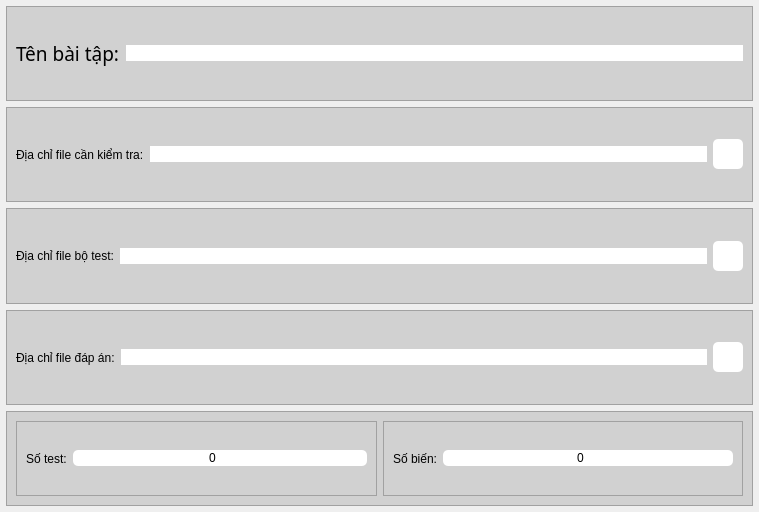
hoangm960/Astraea, file UI_Files/edit_frame.ui: the form before one commit.
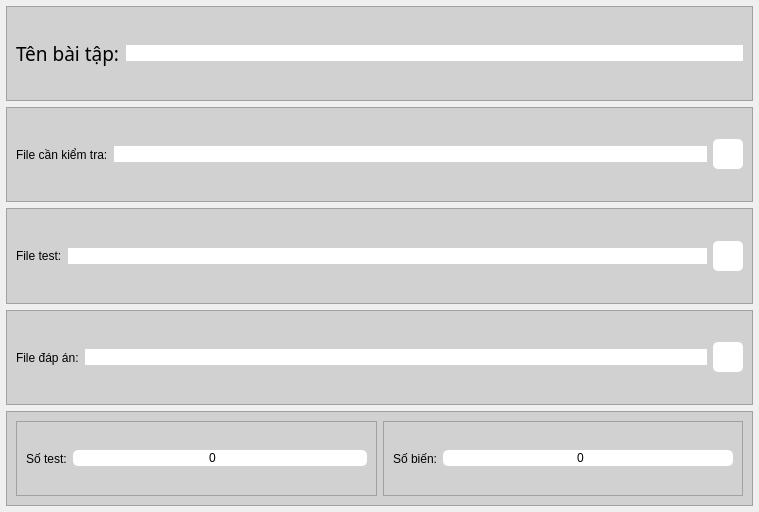
The form after the commit. Icons and pictures are not drawn.

The edit to the form file:
```diff
--- a/UI_Files/edit_frame.ui
+++ b/UI_Files/edit_frame.ui
@@ -95,7 +95,7 @@
       <item>
        <widget class="QLabel" name="test_file_label">
         <property name="text">
-         <string>Địa chỉ file cần kiểm tra:</string>
+         <string>File cần kiểm tra:</string>
         </property>
        </widget>
       </item>
@@ -156,7 +156,7 @@
       <item>
        <widget class="QLabel" name="input_file_label">
         <property name="text">
-         <string>Địa chỉ file bộ test:</string>
+         <string>File test:</string>
         </property>
        </widget>
       </item>
@@ -217,7 +217,7 @@
       <item>
        <widget class="QLabel" name="ans_file_label">
         <property name="text">
-         <string>Địa chỉ file đáp án:</string>
+         <string>File đáp án:</string>
         </property>
        </widget>
       </item>
```
